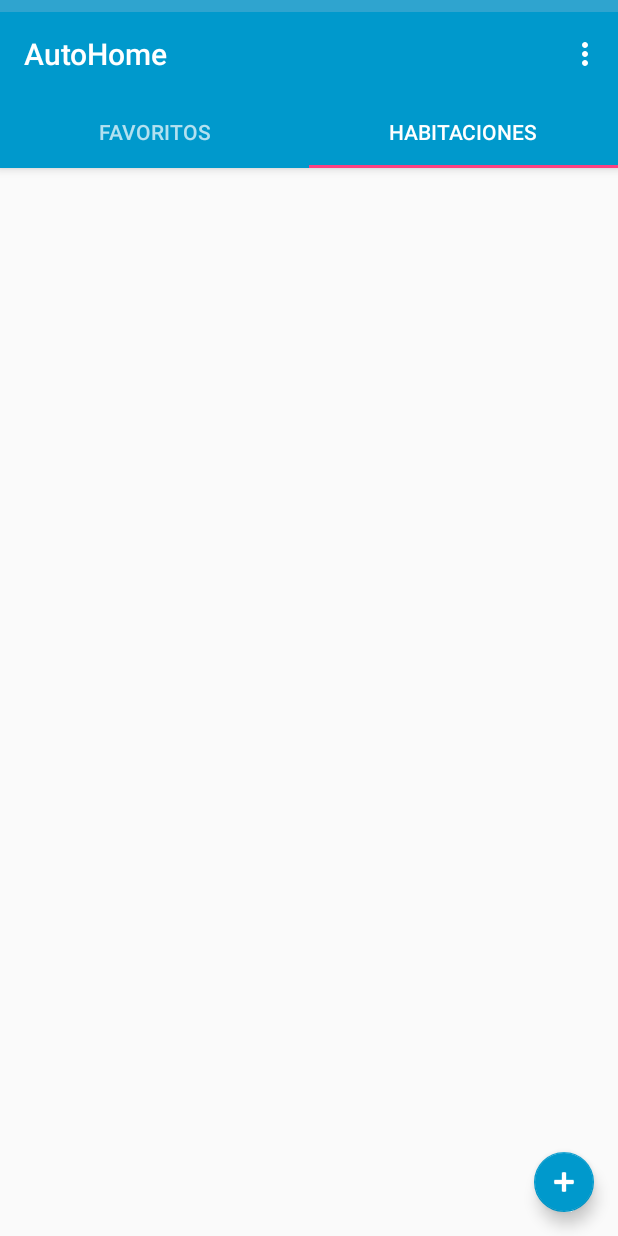
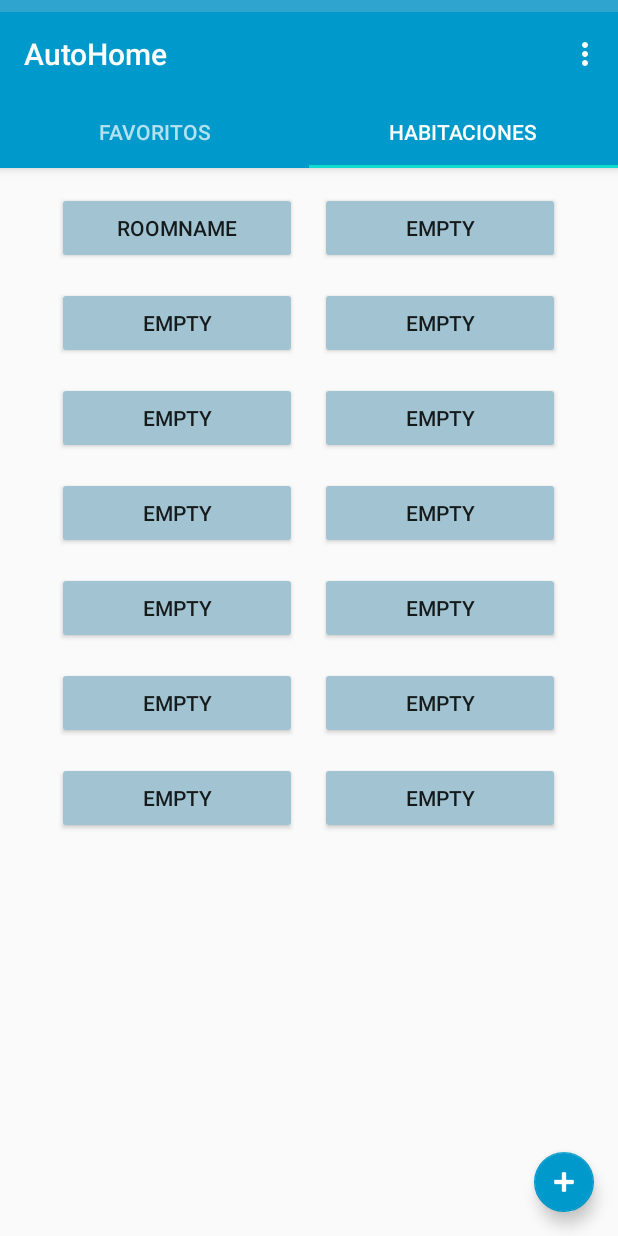
Before and after one commit to nclozza/hci-androidapp, an Android app: the screen it shows after launch (MainActivity), tab 2 chosen, on a phone screen of 412 x 824 dp. Run offline under Robolectric (Android 15) with nearby library versions, the phone set to English and light mode, and no system bars.

Commit message:
Add buttons

```diff
--- a/app/build.gradle
+++ b/app/build.gradle
@@ -26,4 +26,5 @@ dependencies {
     testImplementation 'junit:junit:4.12'
     androidTestImplementation 'com.android.support.test:runner:1.0.1'
     androidTestImplementation 'com.android.support.test.espresso:espresso-core:3.0.1'
+    implementation 'com.android.support:gridlayout-v7:26.1.0'
 }
--- a/app/src/main/res/layout/activity_main.xml
+++ b/app/src/main/res/layout/activity_main.xml
@@ -31,7 +31,8 @@
             android:id="@+id/tabs"
             android:layout_width="match_parent"
             android:layout_height="wrap_content"
-            android:background="@android:color/holo_blue_dark">
+            android:background="@android:color/holo_blue_dark"
+            app:tabIndicatorColor="@color/colorAccent">
 
             <android.support.design.widget.TabItem
                 android:id="@+id/tabItem"
--- a/app/src/main/res/layout/tab2room.xml
+++ b/app/src/main/res/layout/tab2room.xml
@@ -6,29 +6,171 @@
     android:layout_height="match_parent"
     tools:context="com.example.tomas.android_app.MainActivity$PlaceholderFragment">
 
-    <LinearLayout
-        android:id="@+id/pan2"
-        android:visibility="gone"
-        android:layout_width="match_parent"
-        android:layout_height="wrap_content"
-        android:layout_marginEnd="8dp"
-        android:layout_marginStart="8dp"
-        android:layout_marginTop="8dp"
-        android:background="@drawable/border"
-        android:orientation="vertical"
+
+    <GridLayout
+        android:id="@+id/gridLayout"
+        android:layout_width="352dp"
+        android:layout_height="479dp"
+        android:layout_marginStart="16dp"
+        android:layout_marginTop="16dp"
         app:layout_constraintEnd_toEndOf="parent"
         app:layout_constraintStart_toStartOf="parent"
         app:layout_constraintTop_toTopOf="parent">
 
-        <TextView
-            android:id="@+id/groupTitle"
-            android:layout_width="wrap_content"
-            android:layout_height="32dp"
-            android:paddingLeft="5dp"
-            android:text="@string/panel_title" />
+        <Button
+            android:id="@+id/button1"
+            android:layout_width="160dp"
+            android:layout_height="wrap_content"
+            android:layout_column="0"
+            android:layout_marginBottom="15dp"
+            android:layout_marginRight="15dp"
+            android:layout_row="0"
+            android:backgroundTint="@color/colorButton"
+            android:text="empty" />
 
-        Here you add panel content...
+        <Button
+            android:id="@+id/button2"
+            android:layout_width="160dp"
+            android:layout_height="wrap_content"
+            android:layout_column="1"
+            android:layout_marginBottom="15dp"
+            android:layout_marginRight="15dp"
+            android:layout_row="0"
+            android:backgroundTint="@color/colorButton"
+            android:text="empty" />
 
-    </LinearLayout>
+        <Button
+            android:id="@+id/button3"
+            android:layout_width="160dp"
+            android:layout_height="wrap_content"
+            android:layout_column="0"
+            android:layout_marginBottom="15dp"
+            android:layout_marginRight="15dp"
+            android:layout_row="1"
+            android:backgroundTint="@color/colorButton"
+            android:text="empty" />
+
+        <Button
+            android:id="@+id/button4"
+            android:layout_width="160dp"
+            android:layout_height="wrap_content"
+            android:layout_column="1"
+            android:layout_marginBottom="15dp"
+            android:layout_marginRight="15dp"
+            android:layout_row="1"
+            android:backgroundTint="@color/colorButton"
+            android:text="empty" />
+
+        <Button
+            android:id="@+id/button5"
+            android:layout_width="160dp"
+            android:layout_height="wrap_content"
+            android:layout_column="0"
+            android:layout_marginBottom="15dp"
+            android:layout_marginRight="15dp"
+            android:layout_row="2"
+            android:backgroundTint="@color/colorButton"
+            android:text="empty" />
+
+        <Button
+            android:id="@+id/button6"
+            android:layout_width="160dp"
+            android:layout_height="wrap_content"
+            android:layout_column="1"
+            android:layout_marginBottom="15dp"
+            android:layout_marginRight="15dp"
+            android:layout_row="2"
+            android:backgroundTint="@color/colorButton"
+            android:text="empty" />
+
+        <Button
+            android:id="@+id/button7"
+            android:layout_width="160dp"
+            android:layout_height="wrap_content"
+            android:layout_column="0"
+            android:layout_marginBottom="15dp"
+            android:layout_marginRight="15dp"
+            android:layout_row="3"
+            android:backgroundTint="@color/colorButton"
+            android:text="empty" />
+
+        <Button
+            android:id="@+id/button8"
+            android:layout_width="160dp"
+            android:layout_height="wrap_content"
+            android:layout_column="1"
+            android:layout_marginBottom="15dp"
+            android:layout_marginRight="15dp"
+            android:layout_row="3"
+            android:backgroundTint="@color/colorButton"
+            android:text="empty" />
+
+        <Button
+            android:id="@+id/button9"
+            android:layout_width="160dp"
+            android:layout_height="wrap_content"
+            android:layout_column="0"
+            android:layout_marginBottom="15dp"
+            android:layout_marginRight="15dp"
+            android:layout_row="4"
+            android:backgroundTint="@color/colorButton"
+            android:text="empty" />
+
+        <Button
+            android:id="@+id/button10"
+            android:layout_width="160dp"
+            android:layout_height="wrap_content"
+            android:layout_column="1"
+            android:layout_marginBottom="15dp"
+            android:layout_marginRight="15dp"
+            android:layout_row="4"
+            android:backgroundTint="@color/colorButton"
+            android:text="empty" />
+
+        <Button
+            android:id="@+id/button11"
+            android:layout_width="160dp"
+            android:layout_height="wrap_content"
+            android:layout_column="0"
+            android:layout_marginBottom="15dp"
+            android:layout_marginRight="15dp"
+            android:layout_row="5"
+            android:backgroundTint="@color/colorButton"
+            android:text="empty" />
+
+        <Button
+            android:id="@+id/button12"
+            android:layout_width="160dp"
+            android:layout_height="wrap_content"
+            android:layout_column="1"
+            android:layout_marginBottom="15dp"
+            android:layout_marginRight="15dp"
+            android:layout_row="5"
+            android:backgroundTint="@color/colorButton"
+            android:text="empty" />
+
+        <Button
+            android:id="@+id/button13"
+            android:layout_width="160dp"
+            android:layout_height="wrap_content"
+            android:layout_column="0"
+            android:layout_marginBottom="15dp"
+            android:layout_marginRight="15dp"
+            android:layout_row="6"
+            android:backgroundTint="@color/colorButton"
+            android:text="empty" />
+
+        <Button
+            android:id="@+id/button14"
+            android:layout_width="160dp"
+            android:layout_height="wrap_content"
+            android:layout_column="1"
+            android:layout_marginBottom="15dp"
+            android:layout_marginRight="15dp"
+            android:layout_row="6"
+            android:backgroundTint="@color/colorButton"
+            android:text="empty" />
+
+    </GridLayout>
 
 </android.support.constraint.ConstraintLayout>
--- a/app/src/main/res/values/colors.xml
+++ b/app/src/main/res/values/colors.xml
@@ -2,6 +2,7 @@
 <resources>
     <color name="colorPrimary">#2fa4cf</color>
     <color name="colorPrimaryDark">#247a99</color>
-    <color name="colorAccent">#FF4081</color>
+    <color name="colorAccent">#11dace</color>
     <color name="blue">#33b5e5</color>
+    <color name="colorButton">#a2c4d2</color>
 </resources>
```
Also changed, not shown: app/src/main/java/com/example/tomas/android_app/Tab2Room.java (+143 -1 lines).
